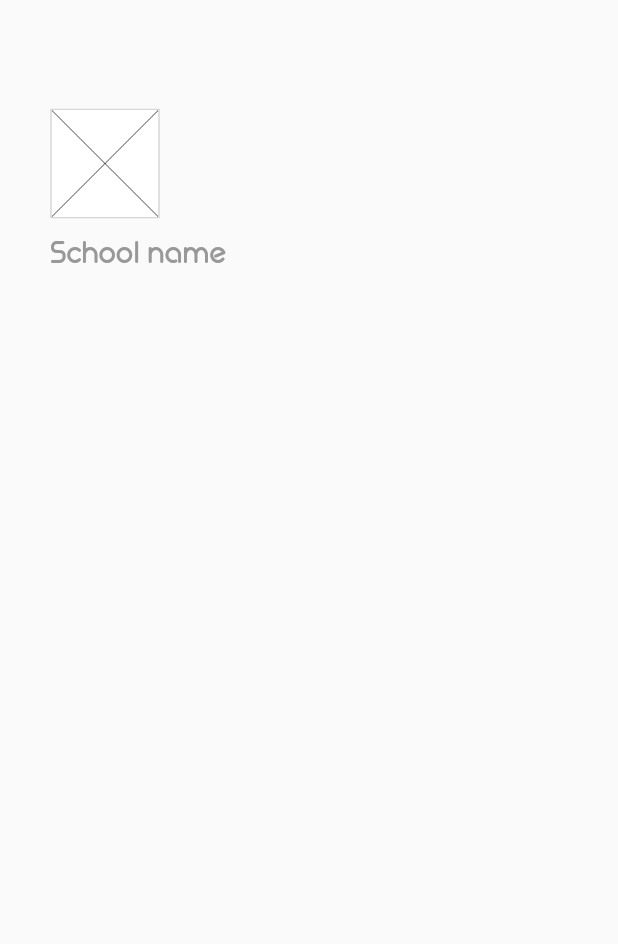
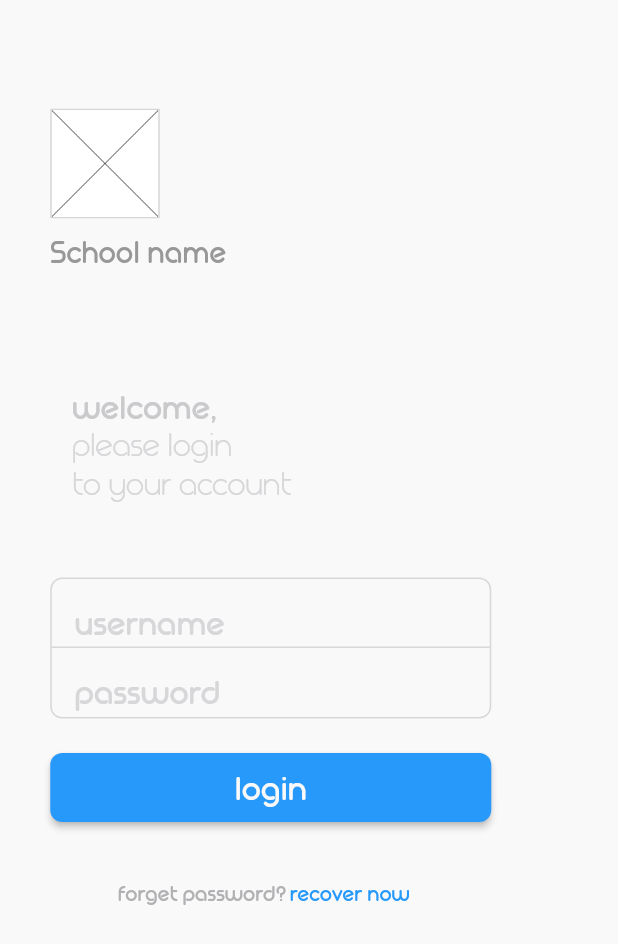
Before and after one commit to muhammads97/school-system, a Flutter app: the screen it shows after launch, on a phone screen of 412 x 824 dp. Shown: the top 944 px of the screen. Run offline on Flutter 3.47's test engine with Material 2 defaults, Android fonts, the phone set to English and light mode, and no system bars.

Commit message:
edit login form

```diff
--- a/Mobile/mobile_app/login/lib/login.dart
+++ b/Mobile/mobile_app/login/lib/login.dart
@@ -1,5 +1,12 @@
 library login;
 import 'package:flutter/material.dart';
+import 'package:login/schoolLogo.dart';
+import 'package:login/schoolName.dart';
+import 'package:login/welcomeText.dart';
+import 'package:login/userData.dart';
+import 'package:login/loginButton.dart';
+import 'package:login/resetPassword.dart';
+
 
 class LoginPage extends StatefulWidget{
   @override
@@ -33,38 +40,37 @@ class LoginState extends State<LoginPage> {
             new Column(
               crossAxisAlignment: CrossAxisAlignment.start,
               children: <Widget>[
-                new SizedBox(
-                  height: 72.5,
-                ),
-                new Container(
-                  width: 73.0,
-                  height: 73.0,
-                  decoration: new BoxDecoration(
-                    border: Border.all(width: 1.0,color: Color(0xFFD7D7D9)),
-                  ),
-                  child: new Image.asset(
-                  'assets/images/logo_placeholder.png',
 
+                new SizedBox( height: 72.5,),
 
+                new SchoolLogo(),
 
-                ),
-                ),
-                new SizedBox(
-                  height: 10.5,
+                new SizedBox(height: 10.5,),
 
-                ),
-                new Text(
-                  "School name",
-                  style: new TextStyle(
-                    color: Color(0xFF989899),
-                    fontSize: 20.0,
-                  ),
-                )
+                new SchoolName(),
+
+                new SizedBox(height: 78.0,),
+
+                new WelcomeText(),
+
+                new SizedBox(height: 37.0,),
+
+                new UserData(),
+
+                new SizedBox(height: 23.0,),
+
+                new LoginButton(),
+
+                new SizedBox(height: 24.0,),
+
+                new ResetPassword(),
+
               ],
             )
           ],
         ),
-      )
+      ),
+      backgroundColor: Color(0xFFF9F9FA),
     );
   }
 }
--- /dev/null
+++ b/Mobile/mobile_app/login/lib/loginButton.dart
@@ -0,0 +1,20 @@
+import 'package:flutter/material.dart';
+
+
+class LoginButton extends StatelessWidget{
+  @override
+  Widget build(BuildContext context) {
+    return new Container(
+                  width: 294.0,
+                  height: 46.0,
+                  child: new RaisedButton(
+                    child: new Text("login" , style: new TextStyle(fontSize: 22.0, color: Color(0xFFF9F9FA)),),
+                    color: Color(0xFF2699FB),
+                    shape: new RoundedRectangleBorder(borderRadius: new BorderRadius.circular(8.0)),
+                    onPressed: () => debugPrint("login"),
+                  ),
+                );
+  }
+
+
+}
--- /dev/null
+++ b/Mobile/mobile_app/login/lib/resetPassword.dart
@@ -0,0 +1,40 @@
+import 'package:flutter/material.dart';
+
+
+class ResetPassword extends StatelessWidget{
+  @override
+  Widget build(BuildContext context) {
+    return new Container(
+                  width: 294.0,
+                  height: 46.0,
+                  child: new Row(
+                    children: <Widget>[
+                       new Container(
+                         margin: EdgeInsets.only(left: 45.0),
+                         child: new Text(
+                        "forget password?",
+                        style: new TextStyle(
+                          color: Color(0xFFB1B1B3),
+                          fontSize: 14.0
+                        ),
+                      ),
+                    ),
+
+                    new Container(
+                         margin: EdgeInsets.only(left: 2.0),
+                         child: new InkWell(
+                           child: new Text(
+                             "recover now",
+                             style: new TextStyle(
+                               color: Color(0xFF2699FB),
+                               fontSize: 14.0
+                             ),
+                           ),
+                           onTap: () => debugPrint("recover now"),
+                         )
+                    ),
+                    ],
+                  ),
+                );
+  }
+}
--- /dev/null
+++ b/Mobile/mobile_app/login/lib/schoolLogo.dart
@@ -0,0 +1,18 @@
+import 'package:flutter/material.dart';
+
+class SchoolLogo extends StatelessWidget{
+  @override
+  Widget build(BuildContext context) {
+    return new Container(
+                  width: 73.0,
+                  height: 73.0,
+                  decoration: new BoxDecoration(
+                    border: Border.all(width: 1.0,color: Color(0xFFD7D7D9)),
+                  ),
+                  child: new Image.asset(
+                  'assets/images/logo_placeholder.png',
+                ),
+                );
+  }
+
+}
--- /dev/null
+++ b/Mobile/mobile_app/login/lib/schoolName.dart
@@ -0,0 +1,16 @@
+import 'package:flutter/material.dart';
+
+class SchoolName extends StatelessWidget{
+  @override
+  Widget build(BuildContext context) {
+    return new Text(
+                  "School name",
+                  style: new TextStyle(
+                    color: Color(0xFF989899),
+                    fontSize: 20.0,
+                  ),
+                );
+
+  }
+
+}
--- /dev/null
+++ b/Mobile/mobile_app/login/lib/userData.dart
@@ -0,0 +1,55 @@
+import 'package:flutter/material.dart';
+
+
+class UserData extends StatelessWidget{
+  @override
+  Widget build(BuildContext context) {
+    return new Container(
+                  width: 294.0,
+                  height: 94.0,
+                  decoration: new BoxDecoration(
+                    border: Border.all(width: 1.0,color: Color(0xFFD7D7D9)),
+                    borderRadius: BorderRadius.circular(8.0),
+                  ),
+                  child: new Column(
+                    crossAxisAlignment: CrossAxisAlignment.start,
+                    children: <Widget>[
+
+                      new Container(
+                        height: 46.0,
+                        decoration: new BoxDecoration(
+                          border: Border(bottom: BorderSide(width: 1.0,color: Color(0xFFD7D7D9))),
+
+                        ),
+                          child: new TextField(
+                          style: TextStyle(fontSize: 22.0,color: Color(0xFF989899)),
+                          decoration: InputDecoration(
+                            hintText: "username",
+                            border: InputBorder.none,
+                            contentPadding: EdgeInsets.only(left: 15.0,top: 10.0),
+                            hintStyle: TextStyle(color: Color(0xFFD7D7D9),fontSize: 22.0),
+                          ),
+                        ),
+                      ),
+
+
+                      new Container(
+                        margin: EdgeInsets.only(top: 0.0),
+                        height: 46.0,
+                          child: new TextField(
+                          style: TextStyle(fontSize: 22.0 ,color: Color(0xFF989899)),
+                          decoration: InputDecoration(
+                            hintText: "password",
+                            border: InputBorder.none,
+                            contentPadding: EdgeInsets.only(left: 15.0,top: 10.0),
+                            hintStyle: TextStyle(color: Color(0xFFD7D7D9),fontSize: 22.0),
+                          ),
+                          obscureText: true,
+                        ),
+                      ),
+                    ],
+                  ),
+                );
+  }
+
+}
--- /dev/null
+++ b/Mobile/mobile_app/login/lib/welcomeText.dart
@@ -0,0 +1,50 @@
+import 'package:flutter/material.dart';
+
+class WelcomeText extends StatelessWidget{
+  @override
+  Widget build(BuildContext context) {
+    return  new Row(
+                  children: <Widget>[
+                    new SizedBox(width: 14.5,),
+
+                    new Container(
+                      width: 279.0,
+                      height: 90.0,
+                      child: new Column(
+                        crossAxisAlignment: CrossAxisAlignment.start,
+                        children: <Widget>[
+                          new Text(
+                            'welcome,',
+                            style: new TextStyle(
+                              color: Color(0xFFCACACC),
+                              fontSize: 22.0,
+                            ),
+                          ),
+
+                          new Text(
+                            'please login',
+                            style: new TextStyle(
+                              color: Color(0xFFD7D7D9),
+                              fontSize: 22.0,
+                              fontWeight: FontWeight.w300
+                            ),
+                          ),
+
+                          new Text(
+                            'to your account',
+                            style: new TextStyle(
+                              color: Color(0xFFD7D7D9),
+                              fontSize: 22.0,
+                              fontWeight: FontWeight.w300
+
+                            ),
+                          ),
+                        ],
+                      ),
+                    )
+
+                  ],
+                );
+  }
+
+}
```
